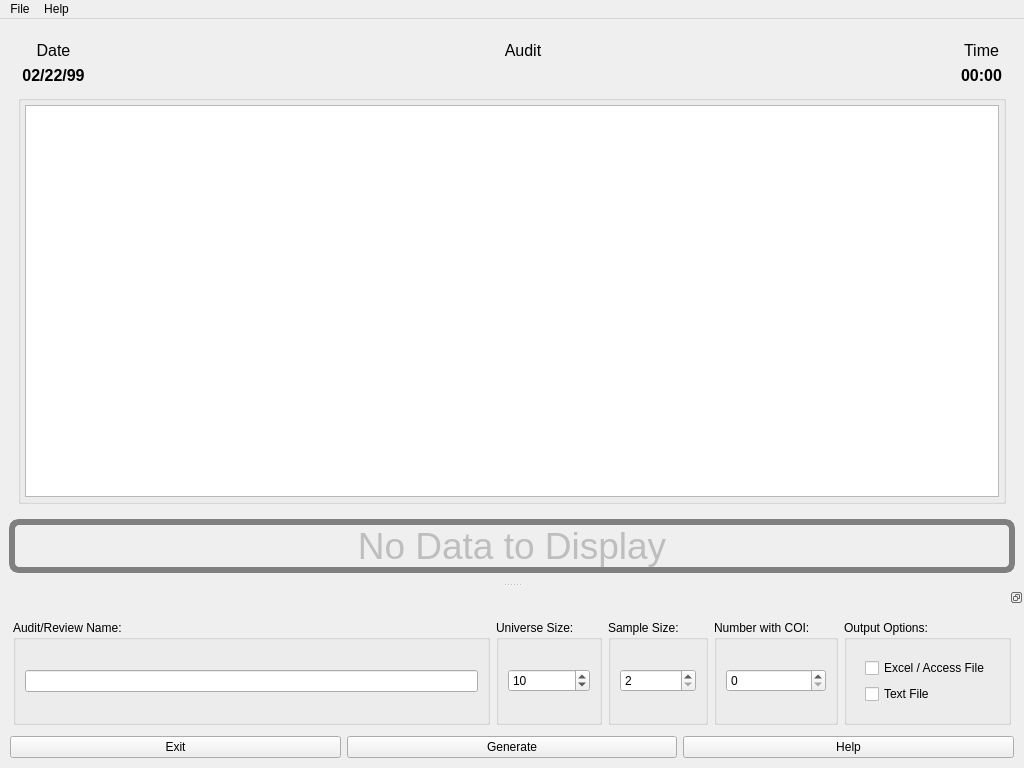
Qt form products/RAT-STATS/rstats_modules/unrestricted_attribute_appraisal/src/UIRStatsUAA.ui (cbtek/RStats2017) before a commit.
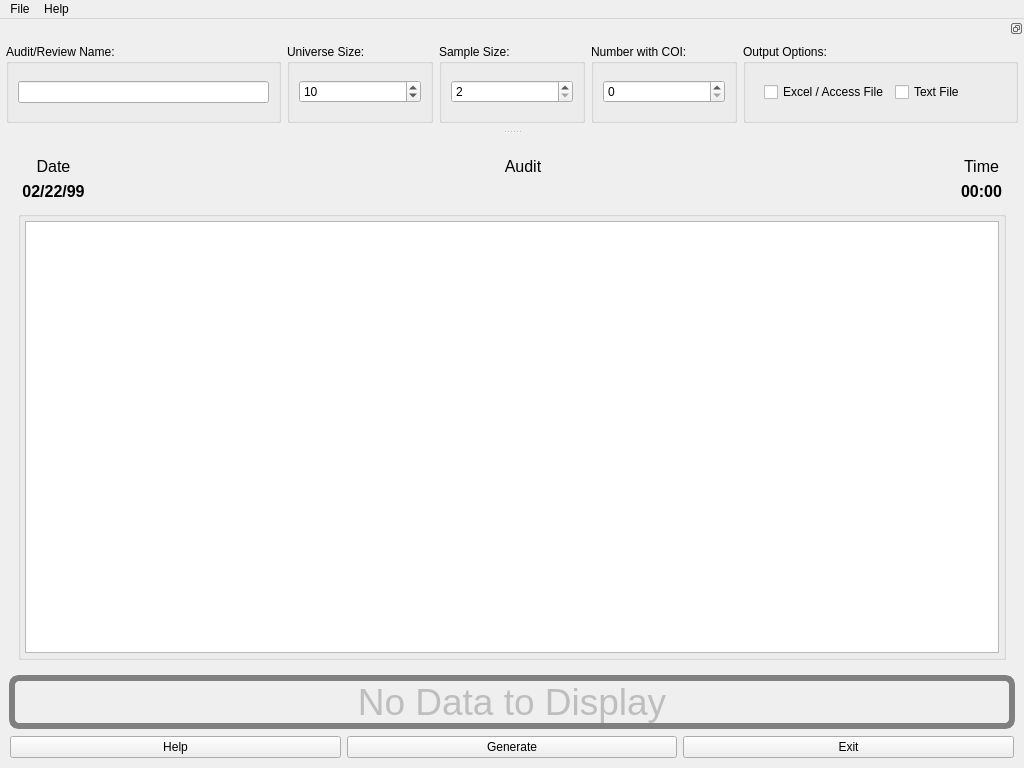
The same form after that commit.

Commit message: Removed C++ 03x style header guard from Exception.hpp Added function to StringUtils for adding in thousands seperator when toString is called Updated the StringUtils unit test for the thousands seperator code Drastically changed the UI for SSRN; Put options at the top Reduced size of random number that gets generated for seed in SSRN Made ui changes to SVA and UAA also

```diff
--- a/products/RAT-STATS/rstats_modules/unrestricted_attribute_appraisal/src/UIRStatsUAA.ui
+++ b/products/RAT-STATS/rstats_modules/unrestricted_attribute_appraisal/src/UIRStatsUAA.ui
@@ -207,6 +207,87 @@
       </property>
      </widget>
     </item>
+    <item>
+     <widget class="QWidget" name="widget" native="true">
+      <property name="sizePolicy">
+       <sizepolicy hsizetype="Preferred" vsizetype="Fixed">
+        <horstretch>0</horstretch>
+        <verstretch>0</verstretch>
+       </sizepolicy>
+      </property>
+      <layout class="QHBoxLayout" name="horizontalLayout">
+       <property name="leftMargin">
+        <number>1</number>
+       </property>
+       <property name="topMargin">
+        <number>1</number>
+       </property>
+       <property name="rightMargin">
+        <number>1</number>
+       </property>
+       <property name="bottomMargin">
+        <number>1</number>
+       </property>
+       <item>
+        <widget class="QPushButton" name="m_btnHelp">
+         <property name="sizePolicy">
+          <sizepolicy hsizetype="Expanding" vsizetype="Fixed">
+           <horstretch>0</horstretch>
+           <verstretch>0</verstretch>
+          </sizepolicy>
+         </property>
+         <property name="text">
+          <string>Help</string>
+         </property>
+         <property name="iconSize">
+          <size>
+           <width>16</width>
+           <height>16</height>
+          </size>
+         </property>
+        </widget>
+       </item>
+       <item>
+        <widget class="QPushButton" name="m_btnContinue">
+         <property name="sizePolicy">
+          <sizepolicy hsizetype="Expanding" vsizetype="Fixed">
+           <horstretch>0</horstretch>
+           <verstretch>0</verstretch>
+          </sizepolicy>
+         </property>
+         <property name="text">
+          <string>Generate</string>
+         </property>
+         <property name="iconSize">
+          <size>
+           <width>16</width>
+           <height>16</height>
+          </size>
+         </property>
+        </widget>
+       </item>
+       <item>
+        <widget class="QPushButton" name="m_btnExit">
+         <property name="sizePolicy">
+          <sizepolicy hsizetype="Expanding" vsizetype="Fixed">
+           <horstretch>0</horstretch>
+           <verstretch>0</verstretch>
+          </sizepolicy>
+         </property>
+         <property name="text">
+          <string>Exit</string>
+         </property>
+         <property name="iconSize">
+          <size>
+           <width>16</width>
+           <height>16</height>
+          </size>
+         </property>
+        </widget>
+       </item>
+      </layout>
+     </widget>
+    </item>
    </layout>
   </widget>
   <widget class="QDockWidget" name="dockWidget">
@@ -220,11 +301,24 @@
     <string/>
    </property>
    <attribute name="dockWidgetArea">
-    <number>8</number>
+    <number>4</number>
    </attribute>
    <widget class="QWidget" name="dockWidgetContents">
     <layout class="QVBoxLayout" name="verticalLayout_8">
+     <property name="leftMargin">
+      <number>2</number>
+     </property>
+     <property name="topMargin">
+      <number>2</number>
+     </property>
+     <property name="rightMargin">
+      <number>2</number>
+     </property>
+     <property name="bottomMargin">
+      <number>2</number>
+     </property>
      <item>
+      <widget class="QFrame" name="m_frmOptions">
       <layout class="QHBoxLayout" name="horizontalLayout_3">
        <property name="leftMargin">
         <number>4</number>
@@ -240,6 +334,18 @@
        </property>
        <item>
         <widget class="QGroupBox" name="gridGroupBox_2">
+          <property name="minimumSize">
+           <size>
+            <width>275</width>
+            <height>0</height>
+           </size>
+          </property>
+          <property name="maximumSize">
+           <size>
+            <width>275</width>
+            <height>16777215</height>
+           </size>
+          </property>
          <property name="title">
           <string>Audit/Review Name:</string>
          </property>
@@ -349,6 +455,18 @@
        </item>
        <item>
         <widget class="QGroupBox" name="verticalGroupBox_4">
+          <property name="minimumSize">
+           <size>
+            <width>275</width>
+            <height>0</height>
+           </size>
+          </property>
+          <property name="maximumSize">
+           <size>
+            <width>275</width>
+            <height>16777215</height>
+           </size>
+          </property>
          <property name="title">
           <string>Output Options:</string>
          </property>
@@ -361,7 +479,7 @@
               <verstretch>0</verstretch>
              </sizepolicy>
             </property>
-            <layout class="QVBoxLayout" name="verticalLayout_3">
+             <layout class="QHBoxLayout" name="horizontalLayout_2">
              <item>
               <widget class="QCheckBox" name="m_chkExcelAccessOutput">
                <property name="text">
@@ -383,86 +501,6 @@
         </widget>
        </item>
       </layout>
-     </item>
-     <item>
-      <widget class="QWidget" name="widget" native="true">
-       <property name="sizePolicy">
-        <sizepolicy hsizetype="Preferred" vsizetype="Fixed">
-         <horstretch>0</horstretch>
-         <verstretch>0</verstretch>
-        </sizepolicy>
-       </property>
-       <layout class="QHBoxLayout" name="horizontalLayout">
-        <property name="leftMargin">
-         <number>1</number>
-        </property>
-        <property name="topMargin">
-         <number>1</number>
-        </property>
-        <property name="rightMargin">
-         <number>1</number>
-        </property>
-        <property name="bottomMargin">
-         <number>1</number>
-        </property>
-        <item>
-         <widget class="QPushButton" name="m_btnExit">
-          <property name="sizePolicy">
-           <sizepolicy hsizetype="Expanding" vsizetype="Fixed">
-            <horstretch>0</horstretch>
-            <verstretch>0</verstretch>
-           </sizepolicy>
-          </property>
-          <property name="text">
-           <string>Exit</string>
-          </property>
-          <property name="iconSize">
-           <size>
-            <width>16</width>
-            <height>16</height>
-           </size>
-          </property>
-         </widget>
-        </item>
-        <item>
-         <widget class="QPushButton" name="m_btnContinue">
-          <property name="sizePolicy">
-           <sizepolicy hsizetype="Expanding" vsizetype="Fixed">
-            <horstretch>0</horstretch>
-            <verstretch>0</verstretch>
-           </sizepolicy>
-          </property>
-          <property name="text">
-           <string>Generate</string>
-          </property>
-          <property name="iconSize">
-           <size>
-            <width>16</width>
-            <height>16</height>
-           </size>
-          </property>
-         </widget>
-        </item>
-        <item>
-         <widget class="QPushButton" name="m_btnHelp">
-          <property name="sizePolicy">
-           <sizepolicy hsizetype="Expanding" vsizetype="Fixed">
-            <horstretch>0</horstretch>
-            <verstretch>0</verstretch>
-           </sizepolicy>
-          </property>
-          <property name="text">
-           <string>Help</string>
-          </property>
-          <property name="iconSize">
-           <size>
-            <width>16</width>
-            <height>16</height>
-           </size>
-          </property>
-         </widget>
-        </item>
-       </layout>
       </widget>
      </item>
     </layout>
```
Left out of the diff: 5 changed lines with no effect on the pictures. Lines whose indentation alone changed are shown as unchanged. The commit also changes 14 other files.
